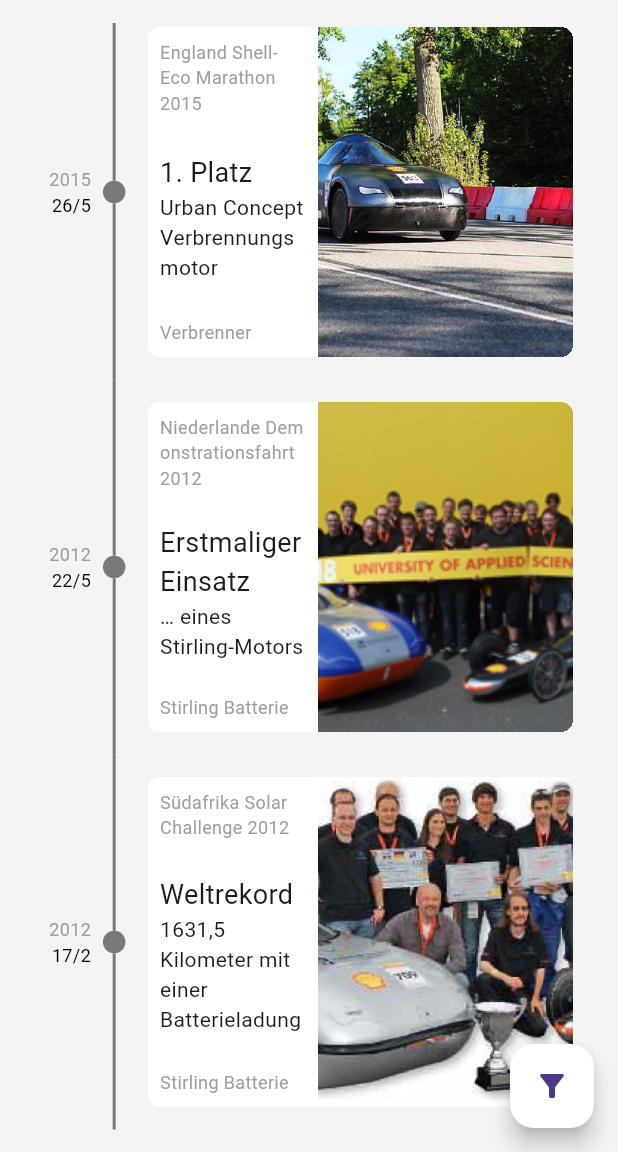
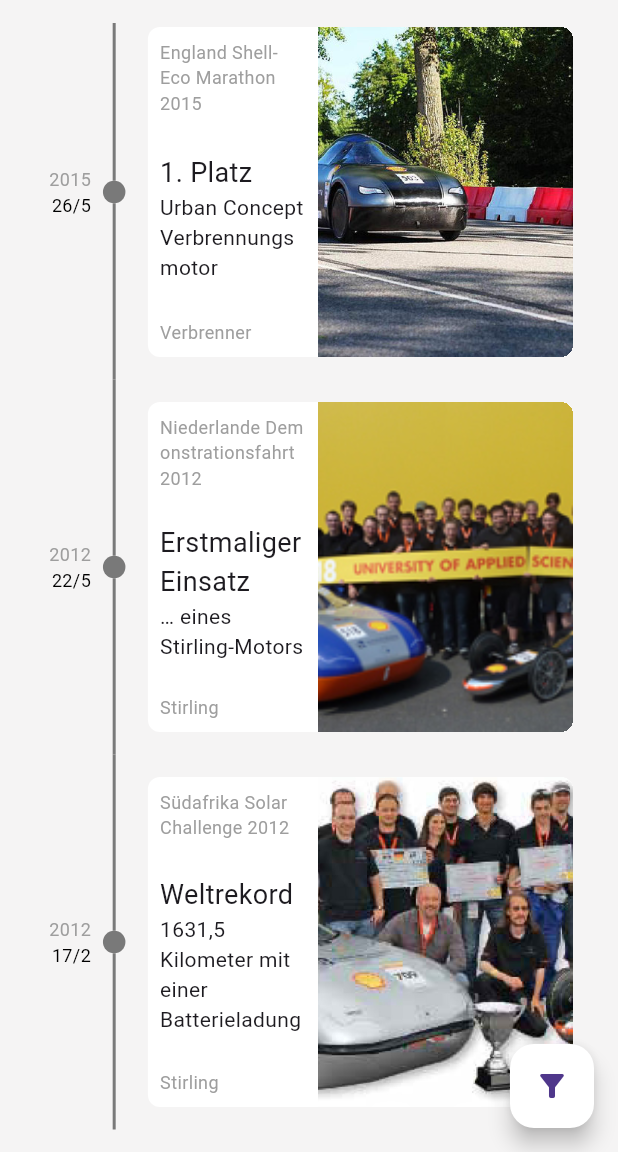
Before and after one commit to lprell123/Schluckspecht, a Flutter app: the Timeline screen opened directly, scrolled down 762 dp, on a phone screen of 412 x 824 dp, the part 84-1236 px from its top. Run offline on Flutter 3.47's test engine with Material 3 defaults, Android fonts, the light colour scheme and no system bars; drawn by our look-alikes of timeline_tile; our stand-ins replace cached_network_image, google_fonts, image_picker, shared_preferences, smooth_page_indicator; missing offline and left inert: flutter_email_sender; accounts and stored records are empty; network calls fail.

Commit message:
Tag Fix
Umbenennung des Stirlings-Tags

```diff
--- a/assets/localData/History/events.json
+++ b/assets/localData/History/events.json
@@ -71,7 +71,7 @@
         "event": "Demonstrationsfahrt",
         "placement": "Erstmaliger Einsatz",
         "title": "… eines Stirling-Motors",
-        "tags": "Stirling Batterie",
+        "tags": "Stirling",
 
         "content": "Klassische Elektrofahrzeuge haben eine begrenzte Reichweite. An der Hochschule Offenburg werden verschiedene Möglichkeiten untersucht, die Reichweite von Elektrofahrzeugen zu vergrößern. Eine Möglichkeit ist, mit einem „Range Extender“ die Batterien während der Fahrt aufzuladen. Dazu werden üblicherweise Ottomotoren eingesetzt, sie erzeugen über Generatoren Strom zum Aufladen der Batterien. Solche Ottomotoren haben einen begrenzten Wirkungsgrad. Den besten erreichbaren Wirkungsgrad hat ein Stirlingmotor, in dem über komplizierte thermodynamische Vorgänge Wärme in Strom umgewandelt wird. Allerdings ist ein Stirlingmotor wesentlich aufwändiger und schwerer als ein Ottomotor, er hat bis jetzt noch keine Anwendung im Automobilsektor gefunden. Viele meinen, dass diese Technik zu schwer und zu komplex ist. Dass es trotzdem geht, haben jetzt Studierende der Hochschule Offenburg gezeigt.",
         "imagePath": "assets/images/2012_Stirling.jpg"
@@ -86,7 +86,7 @@
         "event": "Solar Challenge",
         "placement": "Weltrekord",
         "title": "1631,5 Kilometer mit einer Batterieladung",
-        "tags": "Stirling Batterie",
+        "tags": "Stirling",
 
         "content": "Mit diesem Weltrekord knüpft das Team an die erfolgreiche Teilnahme an der South-African Solar Challenge 2010 an, bei der 626,6 Kilometer erreicht wurden. Damals fuhr der Schluckspecht auf öffentlichen Straßen weiter als jedes andere Fahrzeug zuvor. Der Rekord ist nicht nur darauf zurückzuführen, dass das Fahrzeug ein einsitziges Experimentalfahrzeug ohne viel Komfort ist, sondern auch darauf, dass dieses Fahrzeug von Anfang an als Batteriefahrzeug konzipiert worden ist. Mit dem an der Hochschule Offenburg entwickelten Batteriemanagementsystem wurde die Last optimal auf die 14 Lithium-Cobalt-Batterieblöcke verteilt. So konnte der aktuelle Rekord des derzeitige Weltrekordinhaber, das Team des Japan Electric Vehicle Clubs, von 1003 km mit den erzielten 1631,5 km deutlich überboten werden, obwohl die Batteriekapazität nur bei 23 kWh lag und die Durchschnittsgeschwindigkeit bei 45 km/h (zum Vergleich: die Batteriekapazität des japanischen Teams lag bei 50 kWh, die Durchschnittsgeschwindigkeit bei 40 km/h).",
         "imagePath": "assets/images/2011_Africa.jpg"
--- a/lib/GetStarted.dart
+++ b/lib/GetStarted.dart
@@ -48,7 +48,7 @@ class _GetStartedState extends State<GetStarted> {
                   // GET STARTED
                   ?  ElevatedButton(
                       onPressed: () {
-                        Navigator.push(
+                        Navigator.pushReplacement(
                           context, MaterialPageRoute(
                             builder: (context) {
                               return OpenMainpage();
--- a/lib/componentsTimeline/event_card.dart
+++ b/lib/componentsTimeline/event_card.dart
@@ -13,6 +13,7 @@ class EventCard extends StatelessWidget {
 
   String? content;
   String? imagePath;
+
 
 
 
--- a/lib/tags.dart
+++ b/lib/tags.dart
@@ -6,7 +6,7 @@ class Tags {
     'virtual-league',
     'Verbrenner',
     'Elektro',
-    'Stirling Batterie',
+    'Stirling',
     'Schluckspecht-1',
     'Schluckspecht-2',
     'Schluckspecht-3',
```
Also changed, not shown: lib/History.dart (line endings or trailing spaces), 1 other file.
